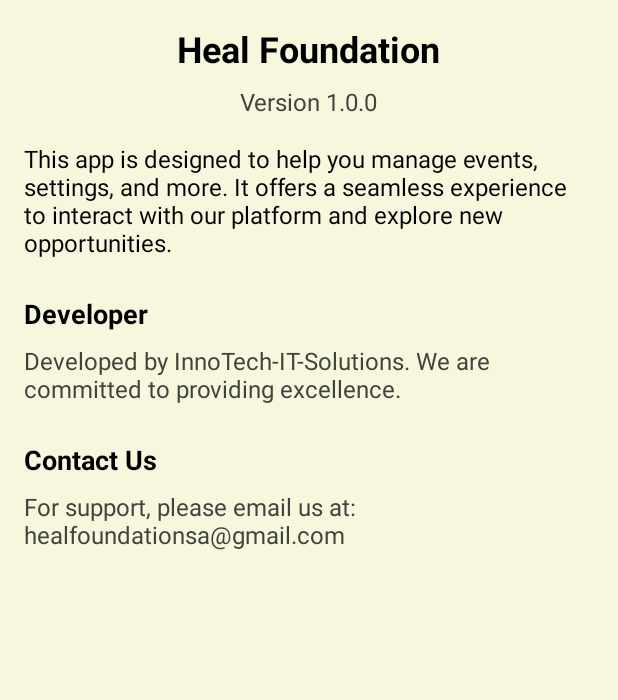
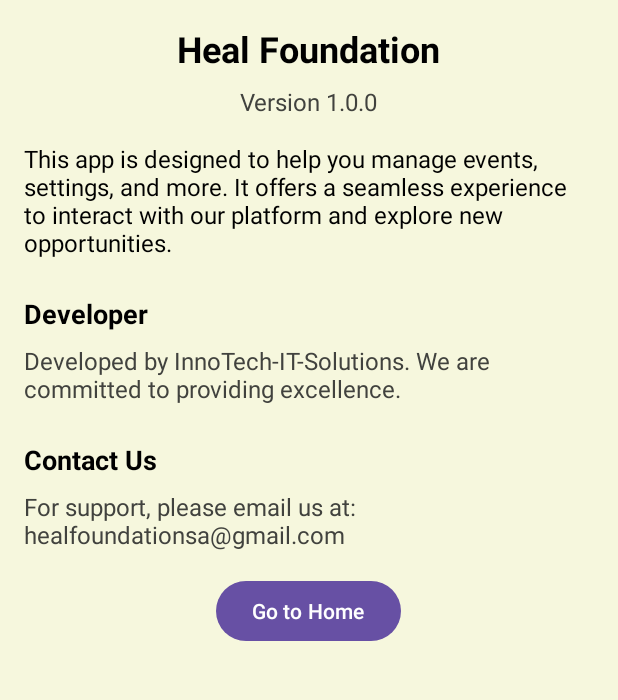
Before and after one commit to InnoTech-IT-Solutions/Wil-Application, an Android app: the AboutActivity screen opened directly, with no data from a screen before it, on a phone screen of 412 x 824 dp, the part 249-949 px from its top. Run offline under Robolectric (Android 15) with nearby library versions, the phone set to English and light mode, and no system bars.

Commit message:
Added Home Button to About screen
- Set navigation to home screen from about screen

```diff
--- a/app/src/main/java/com/example/heal_application/AboutActivity.kt
+++ b/app/src/main/java/com/example/heal_application/AboutActivity.kt
@@ -1,11 +1,25 @@
 package com.example.heal_application
 
+import android.content.Intent
 import androidx.appcompat.app.AppCompatActivity
 import android.os.Bundle
+import android.widget.Button
 
+private lateinit var homeButton: Button
 class AboutActivity : AppCompatActivity() {
     override fun onCreate(savedInstanceState: Bundle?) {
         super.onCreate(savedInstanceState)
         setContentView(R.layout.activity_about)
+
+        homeButton = findViewById(R.id.homeButton)
+
+
+        homeButton.setOnClickListener {
+            val intent = Intent(this, HomeActivity::class.java)
+            startActivity(intent)
+            finish()  // Close EventsActivity
+        }
     }
+
+
 }
--- a/app/src/main/res/layout/activity_about.xml
+++ b/app/src/main/res/layout/activity_about.xml
@@ -92,5 +92,17 @@
             android:textSize="16sp"
             android:textColor="@color/gray" />
 
+        <Button
+            android:id="@+id/homeButton"
+            android:layout_width="wrap_content"
+            android:layout_height="wrap_content"
+            android:layout_gravity="center"
+            android:layout_marginStart="16dp"
+            android:layout_marginTop="16dp"
+            android:layout_marginEnd="16dp"
+            android:layout_marginBottom="16dp"
+            android:text="Go to Home" />
+
     </LinearLayout>
+
 </ScrollView>
```
Also changed, not shown: app/src/main/res/layout/activity_settings.xml (+5 -2 lines).
